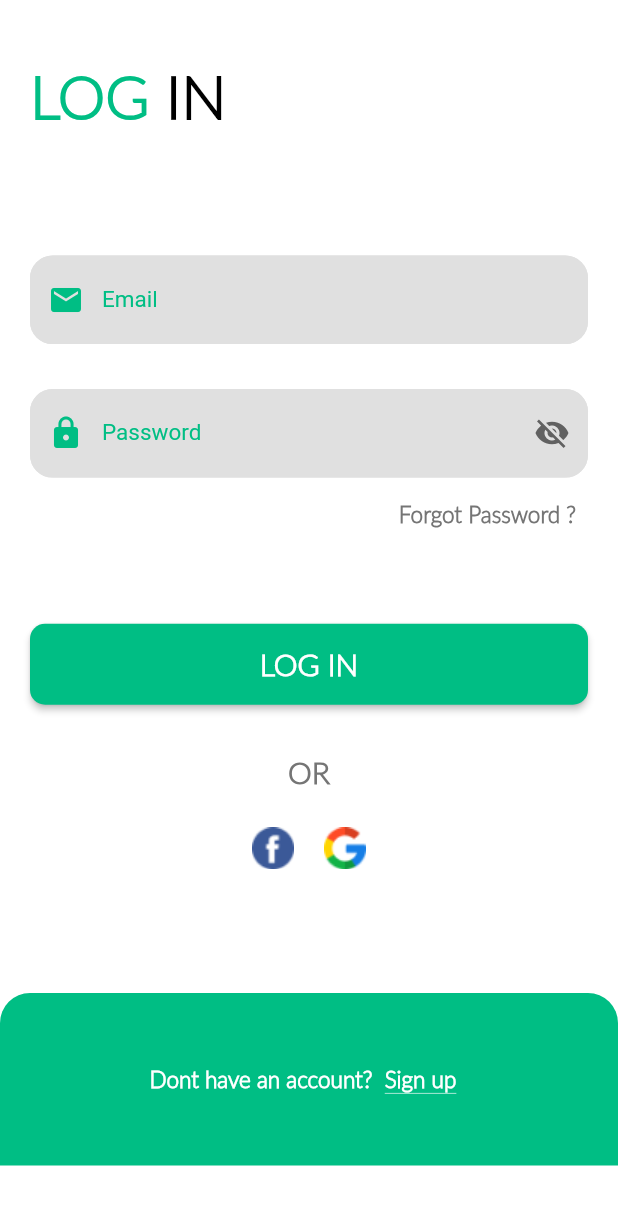
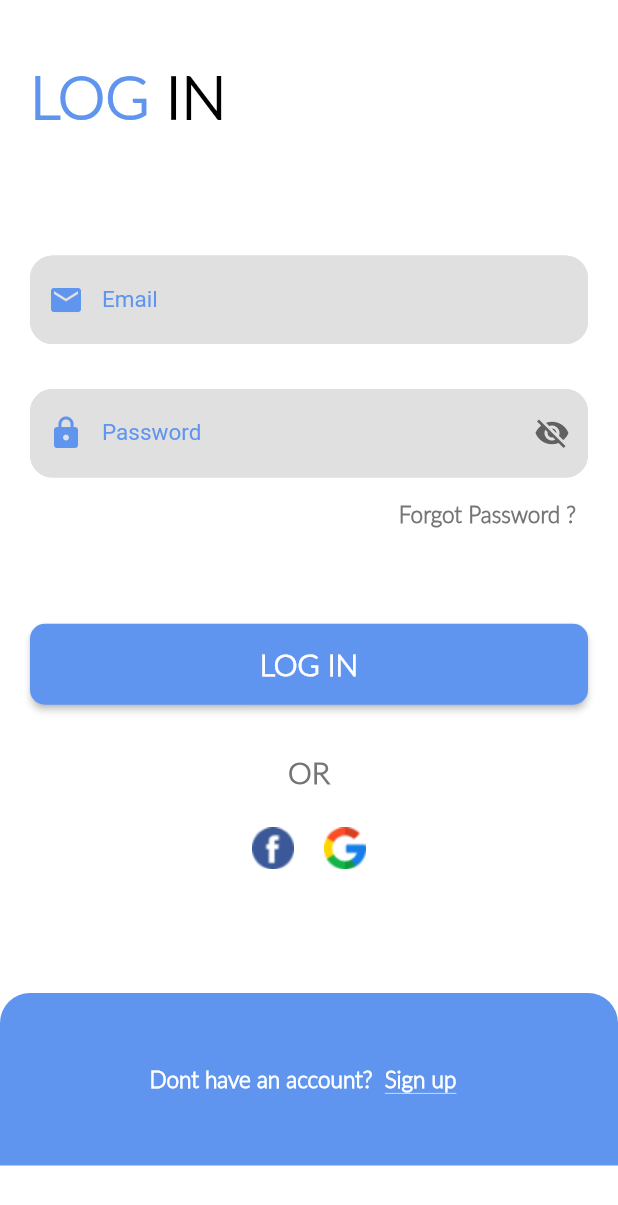
Before and after one commit to Ali77daoud/E-commerceApp, a Flutter app: the screen it shows after launch, after a tap on "Get Started", on a phone screen of 412 x 824 dp. Shown: the top 1205 px of the screen. Run offline on Flutter 3.47's test engine with Material 2 defaults, Android fonts, the phone set to English and light mode, and no system bars; our stand-ins replace badges, carousel_slider, firebase_auth, firebase_core, flutter_rating_bar, get and 4 more; accounts and stored records are empty; statements that could not run were skipped.

```diff
--- a/lib/utils/theme.dart
+++ b/lib/utils/theme.dart
@@ -1,8 +1,8 @@
 import 'package:flutter/material.dart';
 
-const Color mainColor = Color(0xff00BE84);
+const Color mainColor = Color(0xff5f95ef);
 const Color darkGreyClr = Color(0xFF121212);
-const Color darkClr = Color.fromRGBO(0, 68, 204, 50);
+const Color darkClr = Colors.blueGrey;
 const Color kCOlor1 = Color(0xff685959);
 const Color kCOlor2 = Color(0xffADA79B);
 const Color kCOlor3 = Color(0xffA5947F);
--- a/lib/view/screens/welcome_screen.dart
+++ b/lib/view/screens/welcome_screen.dart
@@ -24,7 +24,7 @@ class WelcomeScreen extends StatelessWidget {
               height: double.infinity,
               decoration: const BoxDecoration(
                 image: DecorationImage(
-                  image: AssetImage('assets/images/background.png',),
+                  image: AssetImage('assets/images/background1.jpg',),
                   fit: BoxFit.cover
                 )
               ),
@@ -68,7 +68,7 @@ class WelcomeScreen extends StatelessWidget {
                           mainAxisAlignment: MainAxisAlignment.center,
                           children:  [
                             textUtils(
-                              text: 'AAA  ',
+                              text: 'My  ',
                               color: mainColor,
                               fontsize: 40,
                               fontWeight: FontWeight.bold,
@@ -150,12 +150,12 @@ class WelcomeScreen extends StatelessWidget {
               children: [
 
                 Expanded(
-                  flex: 1,
+                  flex: 2,
                   child: Container(
                   decoration: const BoxDecoration(
                   image: DecorationImage(
-                    image: AssetImage('assets/images/background.png',),
-                    fit: BoxFit.scaleDown
+                    image: AssetImage('assets/images/background1.jpg',),
+                    fit: BoxFit.cover
                   )
                               ),
                             ),
@@ -269,133 +269,7 @@ class WelcomeScreen extends StatelessWidget {
 
               ],
             );
-          //   Stack(
-          //   children:
-          //   [
-          //     Container(
-          //     width: double.infinity,
-          //     height: double.infinity,
-          //     decoration: const BoxDecoration(
-          //       image: DecorationImage(
-          //         image: AssetImage('assets/images/background.png',),
-          //         fit: BoxFit.cover
-          //       )
-          //     ),
-          //   ),
-          //    Container(
-          //         width: double.infinity,
-          //         height: double.infinity,
-          //         color: Colors.black.withOpacity(0.3),
-          //         child: Padding(
-          //           padding: const EdgeInsets.only(top: 80),
-          //           child: Column(
-          //           mainAxisAlignment: MainAxisAlignment.center,
-          //           children: [
-          //             Container(
-          //               width: 180,
-          //               height: 70,
-          //               decoration: BoxDecoration(
-          //                 color: Colors.black.withOpacity(0.4),
-          //                 borderRadius: BorderRadius.circular(10),
-          //               ),
-          //               child: Center(
-          //                 child: textUtils(
-          //                   text: 'Welcome',
-          //                   color: Colors.white,
-          //                   fontsize: 35,
-          //                   fontWeight: FontWeight.bold,
-          //                   textAlign: TextAlign.start,
-          //                   textdecoration: TextDecoration.none
-          //                   ),
-          //               ),
-          //             ),
-          //             const SizedBox(height: 10,),
-          //             Container(
-          //               width: 230,
-          //               height: 70,
-          //               decoration: BoxDecoration(
-          //                 borderRadius: BorderRadius.circular(10),
-          //                 color: Colors.black.withOpacity(0.4),
-          //               ),
-          //               child: Row(
-          //                 mainAxisAlignment: MainAxisAlignment.center,
-          //                 children:  [
-          //                   textUtils(
-          //                     text: 'AAA  ',
-          //                     color: mainColor,
-          //                     fontsize: 40,
-          //                     fontWeight: FontWeight.bold,
-          //                     textdecoration: TextDecoration.none,
-          //                     textAlign: TextAlign.start
-          //                     ),
-          //                    textUtils(
-          //                     text: 'Shop',
-          //                     color: Colors.white,
-          //                     fontsize: 40,
-          //                     fontWeight: FontWeight.bold,
-          //                     textdecoration: TextDecoration.none,
-          //                     textAlign: TextAlign.start
-          //                     ),
-          //                 ],
-          //               ),
-          //             ),
-          //             const SizedBox(
-          //               height: 150,
-          //               ),
-          //            buttomUtils(
-          //              ontab: (){
-          //                Get.offNamed(Routes.loginScreen);
-          //              },
-          //              childtext: textUtils(
-          //                text: 'Get Started',
-          //                color: Colors.white,
-          //                fontsize: 25,
-          //                fontWeight: FontWeight.bold,
-          //                textdecoration: TextDecoration.none,
-          //                textAlign: TextAlign.start
-          //                ),
-          //              maincolor: mainColor,
-          //              radius: 10,
-          //              leftpadding: 40,
-          //              rightpadding: 40,
-          //              toppadding: 15,
-          //              buttompadding: 15,
-          //              ),
-          //              const SizedBox(
-          //               height: 60,
-          //               ),
-          //             Row(
-          //               mainAxisAlignment: MainAxisAlignment.center,
-          //               children: [
-          //                 textUtils(
-          //                   text: 'dont have an Account?',
-          //                   color: Colors.white,
-          //                   fontsize: 15,
-          //                   fontWeight: FontWeight.normal,
-          //                   textdecoration: TextDecoration.none,
-          //                   textAlign: TextAlign.start
-          //                   ),
-          //                   TextButton(
-          //                     onPressed:(){
-          //                       Get.offNamed(Routes.signupScreen);
-          //                     },
-          //                     child:textUtils(
-          //                       text: 'Sign Up',
-          //                       color: mainColor,
-          //                       fontsize: 15,
-          //                       fontWeight: FontWeight.normal,
-          //                       textdecoration: TextDecoration.underline,
-          //                       textAlign: TextAlign.start
-          //                       ),
-          //                    ),
-          //               ],
-          //             )
-          //       ],
-          //     ),
-          //         ),
-          //       )
-          //   ]
-          // );
+
           }
         }
         )
```
Also changed, not shown: assets/images/background1.jpg (added), assets/images/background2.jpg (added).
